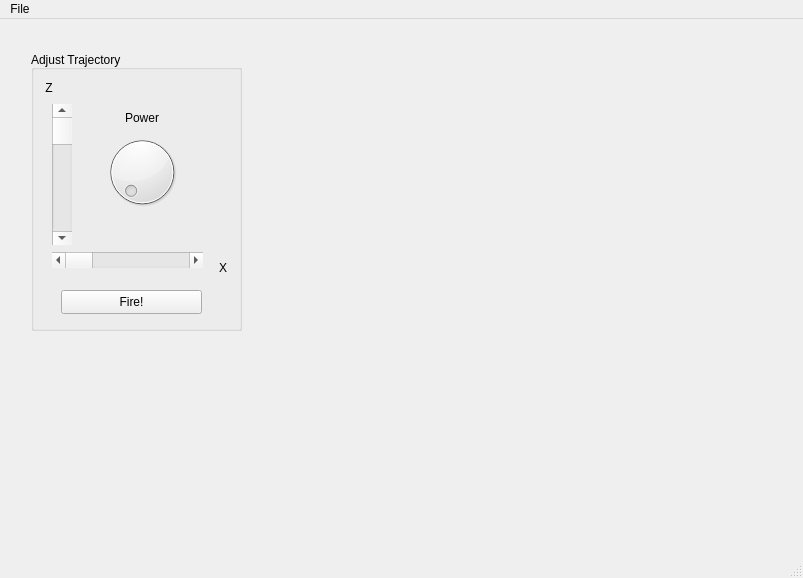
First picture: the form in mainwindowform.ui, repository dcrich/berserkBalls, before the edit.
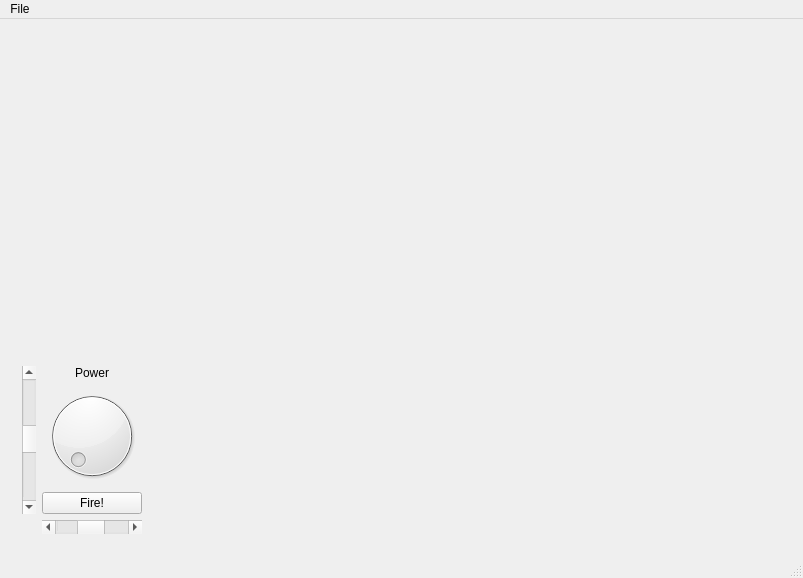
Second picture: the form after the edit. Custom widgets are drawn as their Qt base class.

Commit message: Added GUI for angle and power and fire button. Fire button starts game.

Diff of the .ui file:
```diff
--- a/mainwindowform.ui
+++ b/mainwindowform.ui
@@ -20,122 +20,80 @@
    <string>Qt OpenSceneGraph Example</string>
   </property>
   <widget class="QWidget" name="centralWidget">
-   <layout class="QGridLayout" name="gridLayout">
+   <layout class="QGridLayout" name="gridLayout_2">
     <item row="0" column="0">
-     <widget class="OSGWidget" name="widget" native="true">
-      <widget class="QGroupBox" name="groupBox">
-       <property name="geometry">
-        <rect>
-         <x>20</x>
-         <y>20</y>
-         <width>211</width>
-         <height>281</height>
-        </rect>
-       </property>
-       <property name="title">
-        <string>Adjust Trajectory</string>
-       </property>
-       <property name="alignment">
-        <set>Qt::AlignBottom|Qt::AlignJustify</set>
-       </property>
-       <widget class="QPushButton" name="startButton">
-        <property name="geometry">
-         <rect>
-          <x>30</x>
-          <y>240</y>
-          <width>141</width>
-          <height>24</height>
-         </rect>
-        </property>
-        <property name="text">
-         <string>Fire!</string>
-        </property>
-       </widget>
-       <widget class="QScrollBar" name="horizontalScrollBar">
-        <property name="geometry">
-         <rect>
-          <x>21</x>
-          <y>202</y>
-          <width>151</width>
-          <height>16</height>
-         </rect>
-        </property>
-        <property name="sizePolicy">
-         <sizepolicy hsizetype="Maximum" vsizetype="Fixed">
-          <horstretch>0</horstretch>
-          <verstretch>0</verstretch>
-         </sizepolicy>
-        </property>
-        <property name="orientation">
-         <enum>Qt::Horizontal</enum>
-        </property>
-       </widget>
-       <widget class="QScrollBar" name="verticalScrollBar">
-        <property name="geometry">
-         <rect>
-          <x>21</x>
-          <y>54</y>
-          <width>20</width>
-          <height>141</height>
-         </rect>
-        </property>
-        <property name="sizePolicy">
-         <sizepolicy hsizetype="Fixed" vsizetype="Preferred">
-          <horstretch>0</horstretch>
-          <verstretch>0</verstretch>
-         </sizepolicy>
-        </property>
-        <property name="orientation">
-         <enum>Qt::Vertical</enum>
-        </property>
-       </widget>
-       <widget class="QLabel" name="label">
-        <property name="geometry">
-         <rect>
-          <x>10</x>
-          <y>30</y>
-          <width>16</width>
-          <height>16</height>
-         </rect>
-        </property>
-        <property name="text">
-         <string>Z</string>
-        </property>
-        <property name="alignment">
-         <set>Qt::AlignCenter</set>
-        </property>
-       </widget>
-       <widget class="QLabel" name="label_2">
-        <property name="geometry">
-         <rect>
-          <x>180</x>
-          <y>210</y>
-          <width>16</width>
-          <height>16</height>
-         </rect>
-        </property>
-        <property name="sizePolicy">
-         <sizepolicy hsizetype="Preferred" vsizetype="Ignored">
-          <horstretch>0</horstretch>
-          <verstretch>0</verstretch>
-         </sizepolicy>
-        </property>
-        <property name="text">
-         <string>X</string>
-        </property>
-        <property name="alignment">
-         <set>Qt::AlignRight|Qt::AlignTrailing|Qt::AlignVCenter</set>
-        </property>
-       </widget>
-       <widget class="QWidget" name="">
-        <property name="geometry">
-         <rect>
-          <x>60</x>
-          <y>50</y>
-          <width>102</width>
-          <height>124</height>
-         </rect>
-        </property>
+     <widget class="OSGWidget" name="graphics" native="true">
+      <layout class="QGridLayout" name="gridLayout" rowstretch="1,0,0" columnstretch="0,0,1">
+       <item row="1" column="0">
+        <widget class="QScrollBar" name="zDirectionBar">
+         <property name="sizePolicy">
+          <sizepolicy hsizetype="Fixed" vsizetype="Preferred">
+           <horstretch>0</horstretch>
+           <verstretch>0</verstretch>
+          </sizepolicy>
+         </property>
+         <property name="minimum">
+          <number>1</number>
+         </property>
+         <property name="maximum">
+          <number>89</number>
+         </property>
+         <property name="pageStep">
+          <number>1</number>
+         </property>
+         <property name="value">
+          <number>44</number>
+         </property>
+         <property name="sliderPosition">
+          <number>44</number>
+         </property>
+         <property name="orientation">
+          <enum>Qt::Vertical</enum>
+         </property>
+         <property name="invertedAppearance">
+          <bool>false</bool>
+         </property>
+         <property name="invertedControls">
+          <bool>true</bool>
+         </property>
+        </widget>
+       </item>
+       <item row="1" column="2">
+        <spacer name="horizontalSpacer">
+         <property name="orientation">
+          <enum>Qt::Horizontal</enum>
+         </property>
+         <property name="sizeHint" stdset="0">
+          <size>
+           <width>40</width>
+           <height>20</height>
+          </size>
+         </property>
+        </spacer>
+       </item>
+       <item row="2" column="1">
+        <widget class="QScrollBar" name="xDirectionBar">
+         <property name="sizePolicy">
+          <sizepolicy hsizetype="Expanding" vsizetype="Fixed">
+           <horstretch>0</horstretch>
+           <verstretch>0</verstretch>
+          </sizepolicy>
+         </property>
+         <property name="minimum">
+          <number>1</number>
+         </property>
+         <property name="maximum">
+          <number>89</number>
+         </property>
+         <property name="value">
+          <number>44</number>
+         </property>
+         <property name="orientation">
+          <enum>Qt::Horizontal</enum>
+         </property>
+        </widget>
+       </item>
+       <item row="1" column="1">
         <layout class="QVBoxLayout" name="verticalLayout">
          <item>
           <widget class="QLabel" name="label_3">
@@ -148,11 +106,35 @@
           </widget>
          </item>
          <item>
-          <widget class="QDial" name="dial"/>
+          <widget class="QDial" name="powerDial">
+           <property name="maximum">
+            <number>10000</number>
+           </property>
+          </widget>
+         </item>
+         <item>
+          <widget class="QPushButton" name="startButton">
+           <property name="text">
+            <string>Fire!</string>
+           </property>
+          </widget>
          </item>
         </layout>
-       </widget>
-      </widget>
+       </item>
+       <item row="0" column="1">
+        <spacer name="verticalSpacer">
+         <property name="orientation">
+          <enum>Qt::Vertical</enum>
+         </property>
+         <property name="sizeHint" stdset="0">
+          <size>
+           <width>20</width>
+           <height>40</height>
+          </size>
+         </property>
+        </spacer>
+       </item>
+      </layout>
      </widget>
     </item>
    </layout>
```
Left out of the diff: 2 changed lines with no effect on the pictures. The commit also changes 6 other files.
